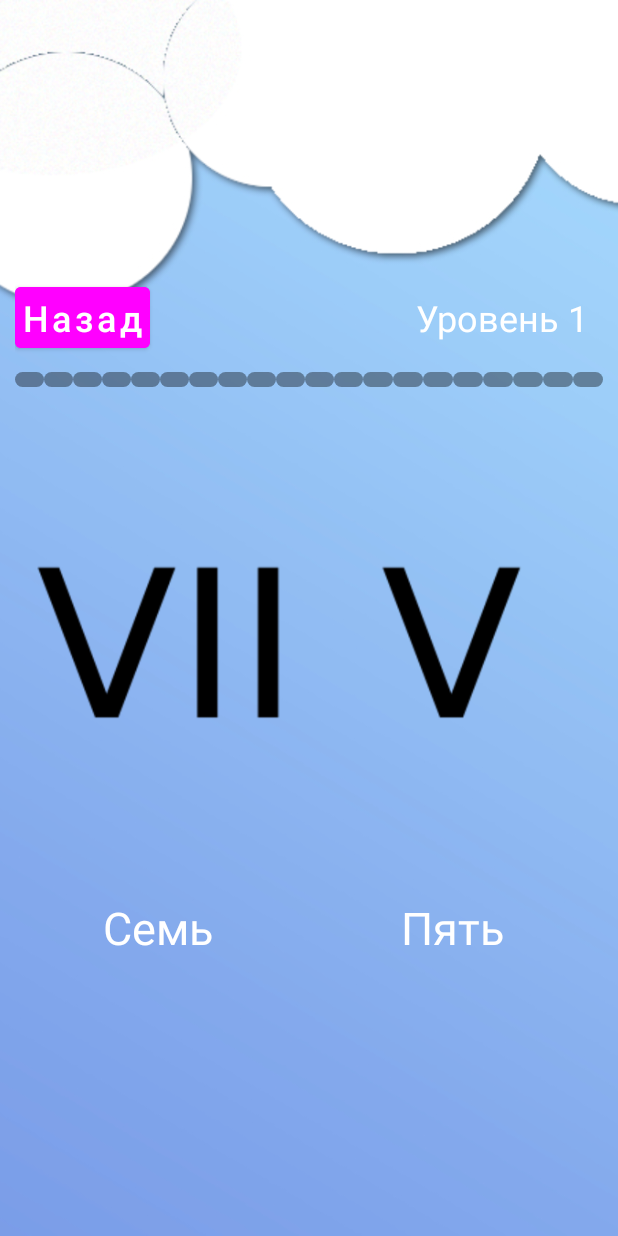
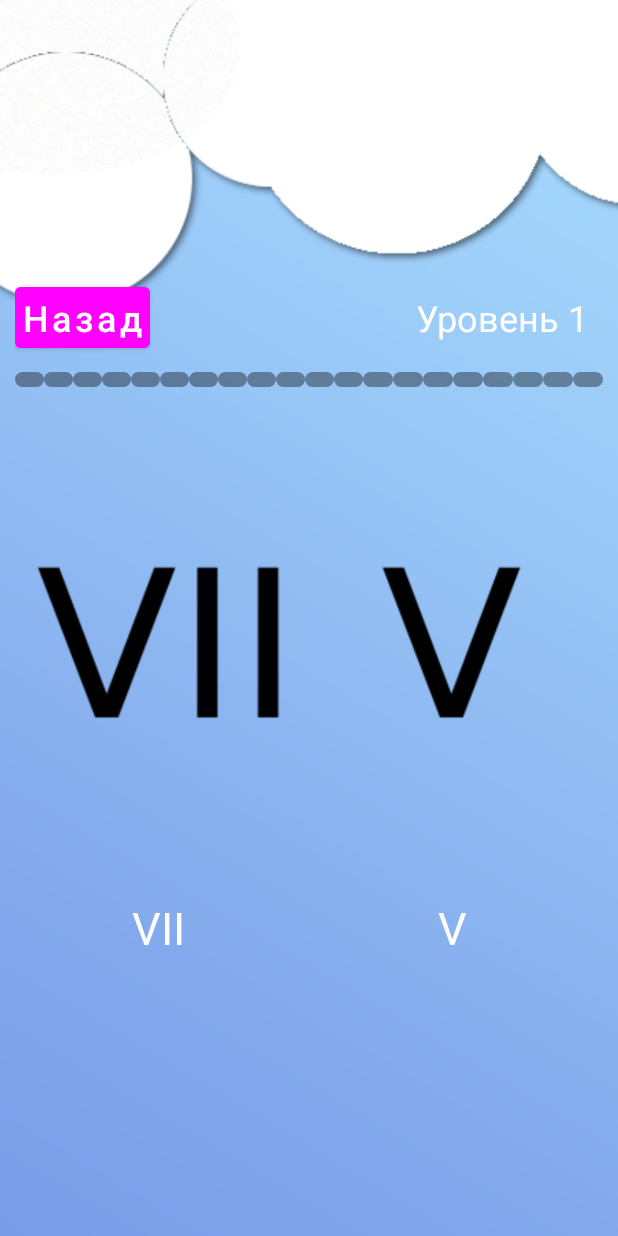
Before and after one commit to Girfanov4/Play, an Android app: the Level2 screen opened directly, with no data from a screen before it, on a phone screen of 412 x 824 dp. Run offline under Robolectric (Android 15) with nearby library versions, the phone set to English and light mode, and no system bars.

Commit message:
level 2(3)

```diff
--- a/app/src/main/java/com/androidstudio/play/Level2.java
+++ b/app/src/main/java/com/androidstudio/play/Level2.java
@@ -22,6 +22,7 @@ import java.util.Random;
 public class Level2 extends AppCompatActivity {
 
     Dialog dialog;
+    Dialog dialogEnd;
     public int numLeft;
     public int numRight;
     Array array = new Array();
@@ -48,11 +49,12 @@ public class Level2 extends AppCompatActivity {
         dialog.getWindow().setBackgroundDrawable(new ColorDrawable(Color.TRANSPARENT));
         dialog.setCancelable(false);
         // Установить картинку в диалог
-        ImageView previewimg = (ImageView)dialog.findViewById(R.id.previewimg);
+        ImageView previewimg = (ImageView) dialog.findViewById(R.id.previewimg);
         previewimg.setImageResource(R.drawable.previewimgtwo);
         //Устанавливаем описание задания
-        TextView textdescriptoin = (TextView)dialog.findViewById(R.id.textdescription);
+        TextView textdescriptoin = (TextView) dialog.findViewById(R.id.textdescription);
         textdescriptoin.setText(R.string.leveltwo);
+
         TextView btnclose = (TextView) dialog.findViewById(R.id.btnclose);
         btnclose.setOnClickListener(new View.OnClickListener() {
             @Override
@@ -74,6 +76,42 @@ public class Level2 extends AppCompatActivity {
             }
         });
         dialog.show();
+        dialogEnd = new Dialog(this);
+        dialogEnd.requestWindowFeature(Window.FEATURE_NO_TITLE);
+        dialogEnd.setContentView(R.layout.dialogend);
+        dialogEnd.getWindow().setBackgroundDrawable(new ColorDrawable(Color.TRANSPARENT));
+        dialogEnd.getWindow().setLayout(WindowManager.LayoutParams.MATCH_PARENT,
+                WindowManager.LayoutParams.MATCH_PARENT);
+        dialogEnd.setCancelable(false);
+        TextView textdescriptionEnd = (TextView) dialogEnd.findViewById(R.id.textdescriptionEnd);
+        textdescriptionEnd.setText(R.string.levelEnd);
+        TextView btnclose2 = (TextView) dialogEnd.findViewById(R.id.btnclose);
+        btnclose2.setOnClickListener(new View.OnClickListener() {
+            @Override
+            public void onClick(View view) {
+                try {
+                    Intent intent = new Intent(Level2.this, GamesLevels.class);
+                    startActivity(intent);
+                    finish();
+                } catch (Exception e) {
+                }
+                dialogEnd.dismiss();
+            }
+        });
+        Button btncontinue2 = (Button) dialogEnd.findViewById(R.id.btncontinue);
+        btncontinue2.setOnClickListener(new View.OnClickListener() {
+            @Override
+            public void onClick(View view) {
+                try {
+                    Intent intent = new Intent(Level2.this, Level2.class);
+                    startActivity(intent);
+                    finish();
+                } catch (Exception e) {
+
+                }
+                dialogEnd.dismiss();
+            }
+        });
         Button btn_back = (Button) findViewById(R.id.button_back_levels);
         btn_back.setOnClickListener(new View.OnClickListener() {
             @Override
@@ -132,38 +170,38 @@ public class Level2 extends AppCompatActivity {
                         img_left.setImageResource(R.drawable.img_false);
                     }
                 } else if (motionEvent.getAction() == MotionEvent.ACTION_UP) {
-                    if (numLeft>numRight){
-                        if(count<20){
-                            count =count+1;
+                    if (numLeft > numRight) {
+                        if (count < 20) {
+                            count = count + 1;
                         }
-                        for (int i =0; i<20; i++){
+                        for (int i = 0; i < 20; i++) {
                             TextView tv = findViewById(progress[i]);
                             tv.setBackgroundResource(R.drawable.style_point);
                         }
-                         for(int i=0;i<count;i++){
-                             TextView tv = findViewById(progress[i]);
-                             tv.setBackgroundResource(R.drawable.style_point_green);
-                         }
-                    }else {
-                        if (count>0){
-                            if(count==1){
-                                count =0;
-                            }else {
-                                    count = count-2;
+                        for (int i = 0; i < count; i++) {
+                            TextView tv = findViewById(progress[i]);
+                            tv.setBackgroundResource(R.drawable.style_point_green);
+                        }
+                    } else {
+                        if (count > 0) {
+                            if (count == 1) {
+                                count = 0;
+                            } else {
+                                count = count - 2;
                             }
                         }
-                        for (int i =0; i<19; i++){
+                        for (int i = 0; i < 19; i++) {
                             TextView tv = findViewById(progress[i]);
                             tv.setBackgroundResource(R.drawable.style_point);
                         }
-                        for(int i=0;i<count;i++){
+                        for (int i = 0; i < count; i++) {
                             TextView tv = findViewById(progress[i]);
                             tv.setBackgroundResource(R.drawable.style_point_green);
                         }
                     }
-                    if (count ==20){
-
-                    }else{
+                    if (count == 20) {
+                        dialogEnd.show();
+                    } else {
                         numLeft = random.nextInt(10);
                         img_left.setImageResource(array.images2[numLeft]);
                         img_left.startAnimation(a);
@@ -183,8 +221,6 @@ public class Level2 extends AppCompatActivity {
         });
 
 
-
-
         img_right.setOnTouchListener(new View.OnTouchListener() {
             @Override
             public boolean onTouch(View view, MotionEvent motionEvent) {
@@ -196,38 +232,38 @@ public class Level2 extends AppCompatActivity {
                         img_right.setImageResource(R.drawable.img_false);
                     }
                 } else if (motionEvent.getAction() == MotionEvent.ACTION_UP) {
-                    if (numLeft<numRight){
-                        if(count<20){
-                            count =count+1;
+                    if (numLeft < numRight) {
+                        if (count < 20) {
+                            count = count + 1;
                         }
-                        for (int i =0; i<20; i++){
+                        for (int i = 0; i < 20; i++) {
                             TextView tv = findViewById(progress[i]);
                             tv.setBackgroundResource(R.drawable.style_point);
                         }
-                        for(int i=0;i<count;i++){
+                        for (int i = 0; i < count; i++) {
                             TextView tv = findViewById(progress[i]);
                             tv.setBackgroundResource(R.drawable.style_point_green);
                         }
-                    }else {
-                        if (count>0){
-                            if(count==1){
-                                count =0;
-                            }else {
-                                count = count-2;
+                    } else {
+                        if (count > 0) {
+                            if (count == 1) {
+                                count = 0;
+                            } else {
+                                count = count - 2;
                             }
                         }
-                        for (int i =0; i<19; i++){
+                        for (int i = 0; i < 19; i++) {
                             TextView tv = findViewById(progress[i]);
                             tv.setBackgroundResource(R.drawable.style_point);
                         }
-                        for(int i=0;i<count;i++){
+                        for (int i = 0; i < count; i++) {
                             TextView tv = findViewById(progress[i]);
                             tv.setBackgroundResource(R.drawable.style_point_green);
                         }
                     }
-                    if (count ==20){
-
-                    }else{
+                    if (count == 20) {
+                        dialogEnd.show();
+                    } else {
                         numLeft = random.nextInt(10);
                         img_left.setImageResource(array.images2[numLeft]);
                         img_left.startAnimation(a);
--- a/app/src/main/res/values/strings.xml
+++ b/app/src/main/res/values/strings.xml
@@ -4,5 +4,7 @@
     <string name="back">Назад</string>
     <string name="level">Уровень:</string>
     <string name="level1">Уровень 1</string>
+    <string name="level2">Уровень 2</string>
+
     <string name="textContinue">Продолжить</string>
 </resources>
--- a/app/src/main/res/values/textforlevels.xml
+++ b/app/src/main/res/values/textforlevels.xml
@@ -12,14 +12,14 @@
     <string name="lvl1text9">Девять</string>
 
 
-    <string name="lvl2text1">Один</string>
-    <string name="lvl2text2">Два</string>
-    <string name="lvl2text3">Три</string>
-    <string name="lvl2text4">Четыре</string>
-    <string name="lvl2text5">Пять</string>
-    <string name="lvl2text6">Шесть</string>
-    <string name="lvl2text7">Семь</string>
-    <string name="lvl2text8">Восемь</string>
-    <string name="lvl2text9">Девять</string>
-    <string name="lvl2text10">Десять</string>
+    <string name="lvl2text1">I</string>
+    <string name="lvl2text2">II</string>
+    <string name="lvl2text3">III</string>
+    <string name="lvl2text4">IV</string>
+    <string name="lvl2text5">V</string>
+    <string name="lvl2text6">VI</string>
+    <string name="lvl2text7">VII</string>
+    <string name="lvl2text8">VIII</string>
+    <string name="lvl2text9">IX</string>
+    <string name="lvl2text10">X</string>
 </resources>
```
Also changed, not shown: app/src/main/res/layout/dialogend.xml (+3 -5 lines).
